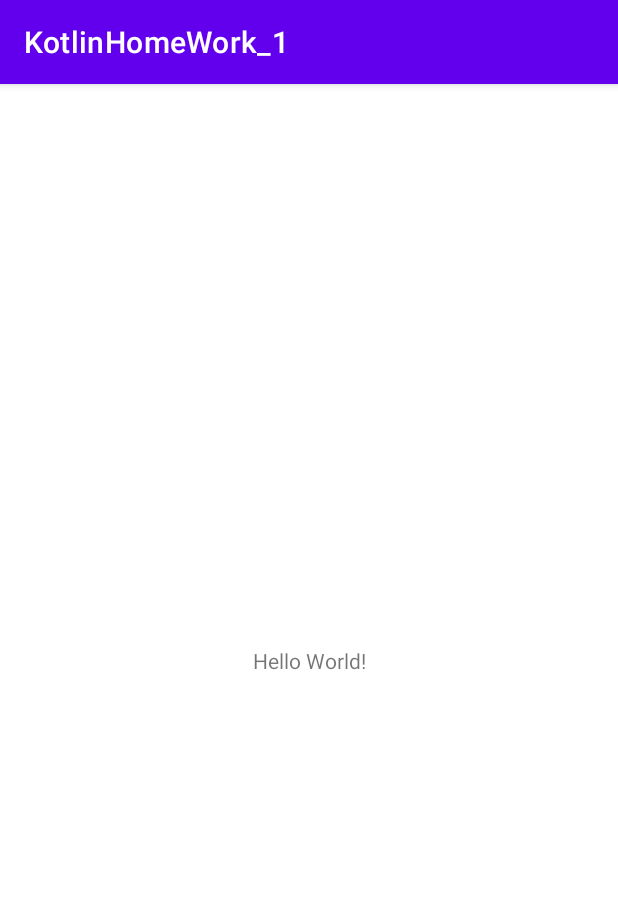
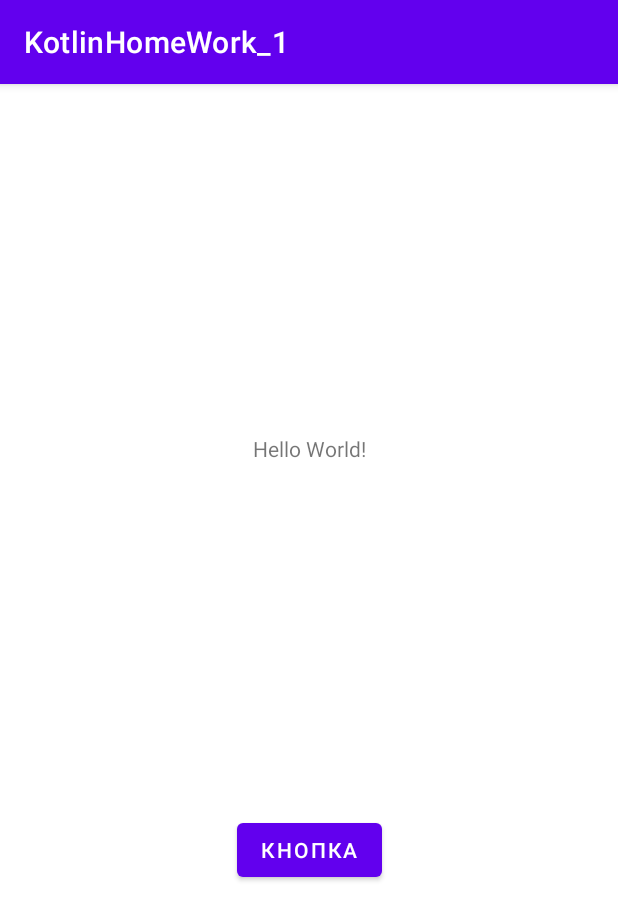
Before and after one commit to AVKhakhalin/KotlinHomeWork_1, an Android app: the screen it shows after launch (MainActivity), on a phone screen of 412 x 824 dp. Shown: the top 920 px of the screen. Run offline under Robolectric (Android 15) with nearby library versions, the phone set to English and light mode, and no system bars.

Commit message:
Выполнен 4 пункт ТЗ.
Добавлена кнопка в разметку и повешен на неё clickListener в Activity.

Адрес репозитория:
https://github.com/AVKhakhalin/KotlinHomeWork_1

```diff
--- a/app/src/main/java/ru/geekbrains/lessions2345/kotlinhomework_1/MainActivity.kt
+++ b/app/src/main/java/ru/geekbrains/lessions2345/kotlinhomework_1/MainActivity.kt
@@ -1,11 +1,29 @@
 package ru.geekbrains.lessions2345.kotlinhomework_1
 
 import android.os.Bundle
+import android.view.View
+import android.widget.Button
+import android.widget.Toast
 import androidx.appcompat.app.AppCompatActivity
+import androidx.core.view.ViewCompat
 
-class MainActivity : AppCompatActivity() {
+class MainActivity : AppCompatActivity(), View.OnClickListener {
+
+    var button : Button? = null
+
     override fun onCreate(savedInstatnceState : Bundle?) {
         super.onCreate(savedInstatnceState)
         setContentView(R.layout.activity_main)
+
+        button = findViewById(R.id.button)
+        if (button != null) {
+            button?.setOnClickListener(this)
+        }
+    }
+
+    override fun onClick(view : View?) {
+        if ((view != null) && (view?.id == R.id.button)) {
+            Toast.makeText(view.context, "Нажали на кнопку", Toast.LENGTH_SHORT).show()
+        }
     }
 }
--- a/app/src/main/res/layout/activity_main.xml
+++ b/app/src/main/res/layout/activity_main.xml
@@ -7,12 +7,23 @@
     tools:context=".MainActivity">
 
     <TextView
+        android:id="@+id/textview"
         android:layout_width="wrap_content"
         android:layout_height="wrap_content"
-        android:text="Hello World!"
-        app:layout_constraintBottom_toBottomOf="parent"
+        android:text="@string/text_text"
+        app:layout_constraintBottom_toTopOf="@id/button"
         app:layout_constraintLeft_toLeftOf="parent"
         app:layout_constraintRight_toRightOf="parent"
         app:layout_constraintTop_toTopOf="parent" />
 
+    <Button
+        android:id="@+id/button"
+        android:layout_width="wrap_content"
+        android:layout_height="wrap_content"
+        android:text="@string/button_text"
+        app:layout_constraintBottom_toBottomOf="parent"
+        app:layout_constraintLeft_toLeftOf="parent"
+        app:layout_constraintRight_toRightOf="parent"
+        app:layout_constraintTop_toBottomOf="@id/textview" />
+
 </androidx.constraintlayout.widget.ConstraintLayout>
--- a/app/src/main/res/values/strings.xml
+++ b/app/src/main/res/values/strings.xml
@@ -1,3 +1,5 @@
 <resources>
     <string name="app_name">KotlinHomeWork_1</string>
+    <string name="text_text">Hello World!</string>
+    <string name="button_text">Кнопка</string>
 </resources>
```
